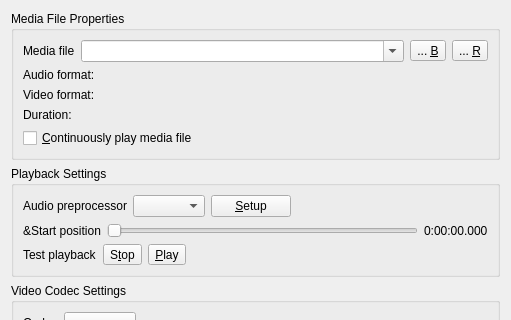
Before: the Qt Designer form Client/qtTeamTalk/streammediafile.ui in BearWare/TeamTalk5, drawn with Qt 5; both pictures show x 0 to 511 and y 0 to 320 of the 511 by 523 pixel window.
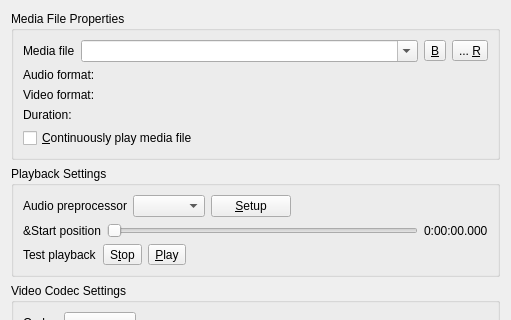
After: the same form once the commit is applied. Icons and pictures are not drawn.

Commit message: Changed '...' to file open icon in stream file dialog

```diff
--- a/Client/qtTeamTalk/streammediafile.ui
+++ b/Client/qtTeamTalk/streammediafile.ui
@@ -45,7 +45,11 @@
            <string>Browse</string>
           </property>
           <property name="text">
-           <string>... &amp;B</string>
+           <string>&amp;B</string>
+          </property>
+          <property name="icon">
+           <iconset resource="resources.qrc">
+            <normaloff>:/images/images/file_open.png</normaloff>:/images/images/file_open.png</iconset>
           </property>
          </widget>
         </item>
```
Left out of the diff: 6 changed lines with no effect on the pictures. The commit also changes 2 other files.
